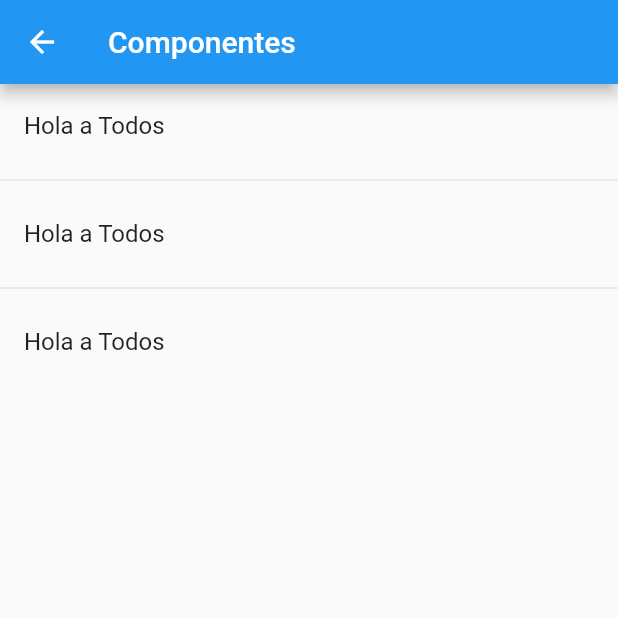
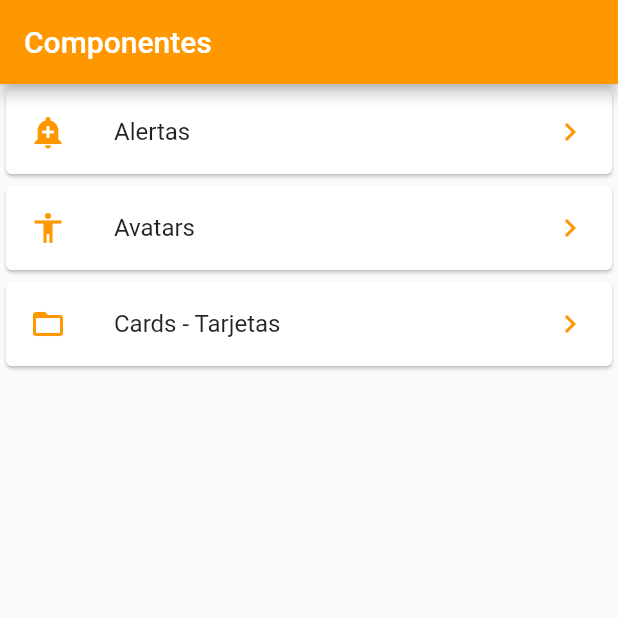
Before and after one commit to macor003/Flutter, a Flutter app: the HomePage screen opened directly, on a phone screen of 412 x 824 dp, the top half of it. Run offline on Flutter 3.47's test engine with Material 2 defaults, Android fonts, the phone set to English and light mode, and no system bars.

```diff
--- a/Section-6/componentes/lib/main.dart
+++ b/Section-6/componentes/lib/main.dart
@@ -1,7 +1,7 @@
 import 'package:flutter/material.dart';
 
-//import 'package:componentes/src/pages/home_page.dart';
-import 'package:componentes/src/pages/home_temp.dart';
+import 'package:componentes/src/pages/home_page.dart';
+//import 'package:componentes/src/pages/home_temp.dart';
 
 void main() => runApp(MyApp());
 
@@ -11,7 +11,7 @@ class MyApp extends StatelessWidget {
     return MaterialApp(
       title: 'Componentes',
       debugShowCheckedModeBanner: false,
-      home:  HomePageTemp()
+      home:  HomePage()
     );
   }
 }
--- a/Section-6/componentes/lib/src/pages/home_page.dart
+++ b/Section-6/componentes/lib/src/pages/home_page.dart
@@ -1,4 +1,8 @@
+import 'package:componentes/src/pages/alert_page.dart';
+import 'package:componentes/src/utils/icon_string.dart';
 import 'package:flutter/material.dart';
+
+import 'package:componentes/src/providers/menu_provider.dart';
 
 class HomePage extends StatelessWidget {
   @override
@@ -6,30 +10,46 @@ class HomePage extends StatelessWidget {
     return Scaffold(
       appBar: AppBar(
         title: Text('Componentes'),
+        backgroundColor: Colors.orange,
       ),
       body: _lista(),
     );
   }
 
   Widget _lista() {
-    return ListView(
-      children: _listaItems(),
+    //menuProvider.cargarData().then( (opciones){});
+
+    return FutureBuilder(
+      future: menuProvider.cargarData(),
+      initialData: [],
+      builder: (context, AsyncSnapshot<List<dynamic>> snapshot) {
+        return ListView(
+          children: _listaItems(snapshot.data, context),
+        );
+      },
     );
   }
 
-  List<Widget> _listaItems() {
-    return [
-      ListTile(
-        title: Text('Hola a Todos'),
-      ),
-      Divider(),
-      ListTile(
-        title: Text('Hola a Todos'),
-      ),
-      Divider(),
-      ListTile(
-        title: Text('Hola a Todos'),
-      )
-    ];
+  List<Widget> _listaItems(List<dynamic> data, BuildContext context) {
+    final List<Widget> opciones = new List<Widget>();
+
+    data.forEach((opts) {
+      final widgetTemp = Card(
+        child: ListTile(
+          title: Text(opts['texto']),
+          leading: getIcon(opts['icon']),
+          trailing: Icon(Icons.keyboard_arrow_right, color: Colors.orange),
+          onTap: () {
+            final route = MaterialPageRoute(builder: (context) => AlertPage());
+
+            Navigator.push(context, route);
+          },
+        ),
+      );
+
+      opciones..add(widgetTemp);
+    });
+
+    return opciones;
   }
 }
--- /dev/null
+++ b/Section-6/componentes/lib/src/utils/icon_string.dart
@@ -0,0 +1,11 @@
+import 'package:flutter/material.dart';
+
+final _icon = <String, IconData>{
+  "add_alert": Icons.add_alert,
+  "accessibility": Icons.accessibility,
+  "folder_open": Icons.folder_open,
+};
+
+Icon getIcon(String nameIcon) {
+  return Icon(_icon[nameIcon], color: Colors.orange,);
+}
```
Also changed, not shown: Section-6/componentes/lib/src/pages/alert_page.dart (added, +20 -0 lines), Section-6/componentes/lib/src/pages/avatar_page.dart (added, +13 -0 lines), Section-6/componentes/lib/src/providers/menu_provider.dart (added, +23 -0 lines).
